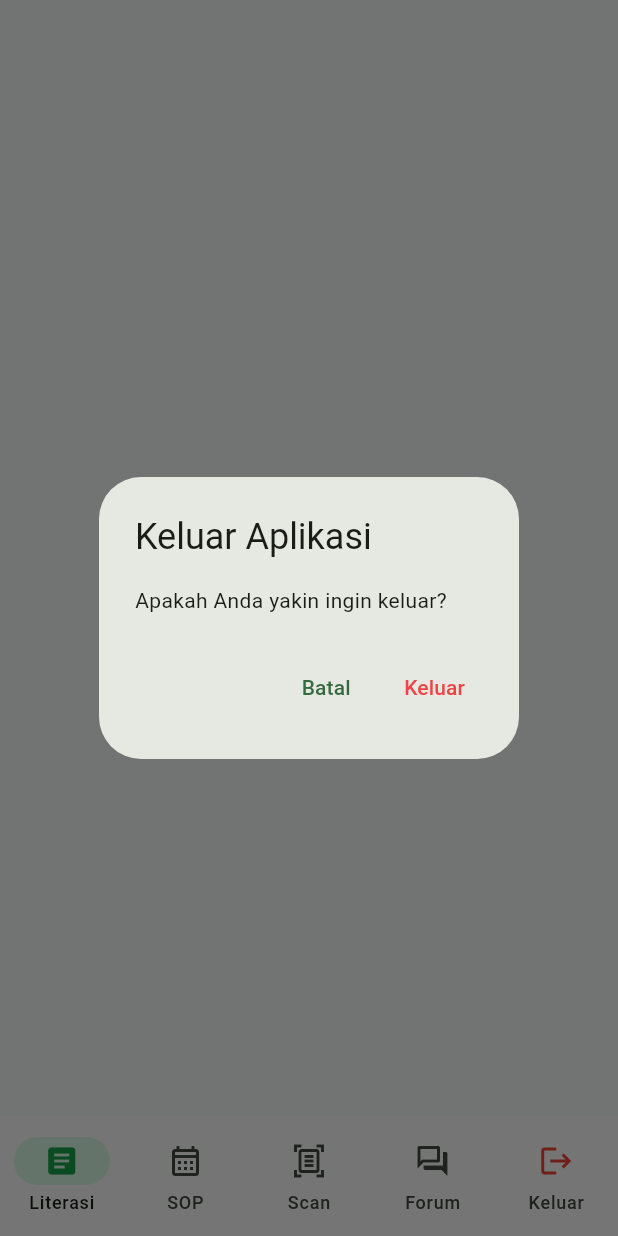
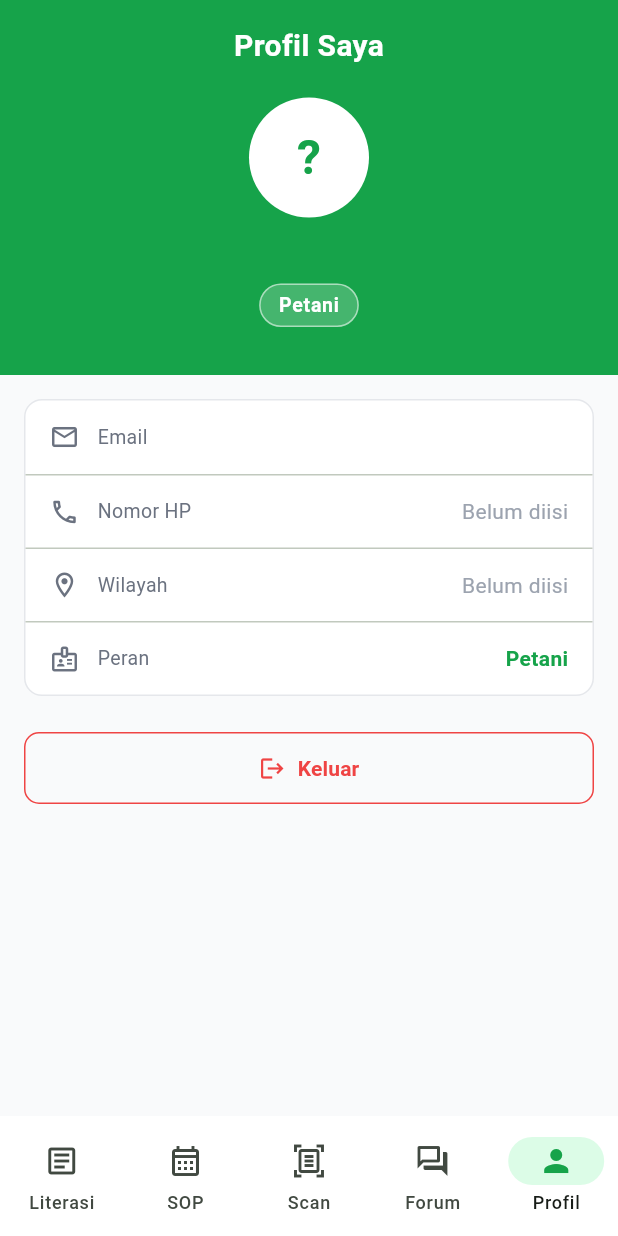
Before and after one commit to Nickskenneth/agrilit-mobile, a Flutter app: the MainShell screen opened directly with empty values, item 5 of the bottom bar chosen, on a phone screen of 412 x 824 dp. Run offline on Flutter 3.47's test engine with Material 3 defaults, Android fonts, the phone set to English and light mode, and no system bars; our stand-ins replace cached_network_image, flutter_dotenv, flutter_html, flutter_tts, geolocator, go_router and 6 more; accounts and stored records are empty.

Commit message:
feat(profile): tambah halaman profil pengguna
- ProfileScreen: avatar inisial, info nama/email/HP/wilayah/peran
- Badge role dengan warna berbeda (petani=hijau, pakar=kuning, admin=biru)
- Tombol logout dengan konfirmasi dialog
- Bottom nav: ganti 'Keluar' menjadi 'Profil' (icon person)
- Router: tambah route /profile di dalam ShellRoute

Co-Authored-By: Claude Sonnet 4.6 <noreply@anthropic.com>

```diff
--- a/lib/core/router/app_router.dart
+++ b/lib/core/router/app_router.dart
@@ -15,6 +15,7 @@ import '../../features/disease_scan/presentation/screens/scan_screen.dart';
 import '../../features/disease_scan/presentation/screens/scan_result_screen.dart';
 import '../../features/disease_scan/presentation/screens/scan_history_screen.dart';
 import '../widgets/main_shell.dart';
+import '../../features/profile/presentation/screens/profile_screen.dart';
 
 class AppRouter {
   static final _rootKey = GlobalKey<NavigatorState>();
@@ -106,6 +107,10 @@ class AppRouter {
               ),
             ],
           ),
+          GoRoute(
+            path: '/profile',
+            builder: (_, __) => const ProfileScreen(),
+          ),
         ],
       ),
     ],
--- a/lib/core/widgets/main_shell.dart
+++ b/lib/core/widgets/main_shell.dart
@@ -1,46 +1,20 @@
 import 'package:flutter/material.dart';
 import 'package:go_router/go_router.dart';
-import 'package:provider/provider.dart';
 import '../constants/app_colors.dart';
-import '../../features/auth/data/auth_provider.dart';
 
 class MainShell extends StatelessWidget {
   final Widget child;
   const MainShell({super.key, required this.child});
-
-  Future<void> _confirmLogout(BuildContext context) async {
-    final confirmed = await showDialog<bool>(
-      context: context,
-      builder: (ctx) => AlertDialog(
-        title: const Text('Keluar Aplikasi'),
-        content: const Text('Apakah Anda yakin ingin keluar?'),
-        actions: [
-          TextButton(
-            onPressed: () => Navigator.pop(ctx, false),
-            child: const Text('Batal'),
-          ),
-          TextButton(
-            onPressed: () => Navigator.pop(ctx, true),
-            style: TextButton.styleFrom(foregroundColor: AppColors.error),
-            child: const Text('Keluar'),
-          ),
-        ],
-      ),
-    );
-    if (confirmed == true && context.mounted) {
-      await context.read<AuthProvider>().logout();
-      if (context.mounted) context.go('/login');
-    }
-  }
 
   @override
   Widget build(BuildContext context) {
     final location = GoRouterState.of(context).matchedLocation;
 
     int currentIndex = 0;
-    if (location.startsWith('/sops')) currentIndex = 1;
-    if (location.startsWith('/scan')) currentIndex = 2;
-    if (location.startsWith('/forum')) currentIndex = 3;
+    if (location.startsWith('/sops'))    currentIndex = 1;
+    if (location.startsWith('/scan'))    currentIndex = 2;
+    if (location.startsWith('/forum'))   currentIndex = 3;
+    if (location.startsWith('/profile')) currentIndex = 4;
 
     return Scaffold(
       body: child,
@@ -48,21 +22,11 @@ class MainShell extends StatelessWidget {
         selectedIndex: currentIndex,
         onDestinationSelected: (i) {
           switch (i) {
-            case 0:
-              context.go('/articles');
-              break;
-            case 1:
-              context.go('/sops');
-              break;
-            case 2:
-              context.go('/scan');
-              break;
-            case 3:
-              context.go('/forum');
-              break;
-            case 4:
-              _confirmLogout(context);
-              break;
+            case 0: context.go('/articles'); break;
+            case 1: context.go('/sops');     break;
+            case 2: context.go('/scan');     break;
+            case 3: context.go('/forum');    break;
+            case 4: context.go('/profile');  break;
           }
         },
         backgroundColor: Colors.white,
@@ -80,8 +44,7 @@ class MainShell extends StatelessWidget {
           ),
           NavigationDestination(
             icon: Icon(Icons.document_scanner_outlined),
-            selectedIcon:
-                Icon(Icons.document_scanner, color: AppColors.primary),
+            selectedIcon: Icon(Icons.document_scanner, color: AppColors.primary),
             label: 'Scan',
           ),
           NavigationDestination(
@@ -90,9 +53,9 @@ class MainShell extends StatelessWidget {
             label: 'Forum',
           ),
           NavigationDestination(
-            icon: Icon(Icons.logout, color: Colors.red),
-            selectedIcon: Icon(Icons.logout, color: Colors.red),
-            label: 'Keluar',
+            icon: Icon(Icons.person_outlined),
+            selectedIcon: Icon(Icons.person, color: AppColors.primary),
+            label: 'Profil',
           ),
         ],
       ),
--- /dev/null
+++ b/lib/features/profile/presentation/screens/profile_screen.dart
@@ -0,0 +1,273 @@
+import 'package:flutter/material.dart';
+import 'package:go_router/go_router.dart';
+import 'package:provider/provider.dart';
+import '../../../../core/constants/app_colors.dart';
+import '../../../auth/data/auth_provider.dart';
+
+class ProfileScreen extends StatelessWidget {
+  const ProfileScreen({super.key});
+
+  Future<void> _confirmLogout(BuildContext context) async {
+    final confirmed = await showDialog<bool>(
+      context: context,
+      builder: (ctx) => AlertDialog(
+        title: const Text('Keluar Aplikasi'),
+        content: const Text('Apakah Anda yakin ingin keluar?'),
+        actions: [
+          TextButton(
+            onPressed: () => Navigator.pop(ctx, false),
+            child: const Text('Batal'),
+          ),
+          TextButton(
+            onPressed: () => Navigator.pop(ctx, true),
+            style: TextButton.styleFrom(foregroundColor: AppColors.error),
+            child: const Text('Keluar'),
+          ),
+        ],
+      ),
+    );
+    if (confirmed == true && context.mounted) {
+      await context.read<AuthProvider>().logout();
+      if (context.mounted) context.go('/login');
+    }
+  }
+
+  @override
+  Widget build(BuildContext context) {
+    final user = context.watch<AuthProvider>().user;
+
+    // Label & warna untuk role
+    final roleLabel = switch (user?.role) {
+      'admin'  => 'Admin',
+      'pakar'  => 'Pakar',
+      _        => 'Petani',
+    };
+    final roleColor = switch (user?.role) {
+      'admin'  => AppColors.info,
+      'pakar'  => AppColors.warning,
+      _        => AppColors.primary,
+    };
+
+    // Initial avatar dari nama
+    final initial = (user?.name.isNotEmpty == true)
+        ? user!.name[0].toUpperCase()
+        : '?';
+
+    return Scaffold(
+      backgroundColor: AppColors.background,
+      body: SafeArea(
+        child: Column(
+          children: [
+            // ── Header hijau ──────────────────────────────────────
+            Container(
+              width: double.infinity,
+              color: AppColors.primary,
+              padding: const EdgeInsets.fromLTRB(16, 16, 16, 32),
+              child: Column(
+                children: [
+                  const Text(
+                    'Profil Saya',
+                    style: TextStyle(
+                      color: Colors.white,
+                      fontSize: 20,
+                      fontWeight: FontWeight.bold,
+                    ),
+                  ),
+                  const SizedBox(height: 20),
+                  // Avatar lingkaran
+                  CircleAvatar(
+                    radius: 40,
+                    backgroundColor: Colors.white,
+                    child: Text(
+                      initial,
+                      style: const TextStyle(
+                        fontSize: 32,
+                        fontWeight: FontWeight.bold,
+                        color: AppColors.primary,
+                      ),
+                    ),
+                  ),
+                  const SizedBox(height: 12),
+                  Text(
+                    user?.name ?? '-',
+                    style: const TextStyle(
+                      color: Colors.white,
+                      fontSize: 18,
+                      fontWeight: FontWeight.bold,
+                    ),
+                  ),
+                  const SizedBox(height: 6),
+                  // Badge role
+                  Container(
+                    padding: const EdgeInsets.symmetric(
+                        horizontal: 12, vertical: 4),
+                    decoration: BoxDecoration(
+                      color: Colors.white.withOpacity(0.2),
+                      borderRadius: BorderRadius.circular(20),
+                      border: Border.all(color: Colors.white54),
+                    ),
+                    child: Text(
+                      roleLabel,
+                      style: TextStyle(
+                        color: Colors.white,
+                        fontSize: 13,
+                        fontWeight: FontWeight.w600,
+                        letterSpacing: 0.5,
+                      ),
+                    ),
+                  ),
+                ],
+              ),
+            ),
+
+            // ── Info card ─────────────────────────────────────────
+            Expanded(
+              child: SingleChildScrollView(
+                padding: const EdgeInsets.all(16),
+                child: Column(
+                  children: [
+                    _InfoCard(
+                      children: [
+                        _InfoRow(
+                          icon: Icons.email_outlined,
+                          label: 'Email',
+                          value: user?.email ?? '-',
+                        ),
+                        const Divider(height: 1),
+                        _InfoRow(
+                          icon: Icons.phone_outlined,
+                          label: 'Nomor HP',
+                          value: (user?.phone?.isNotEmpty == true)
+                              ? user!.phone!
+                              : 'Belum diisi',
+                          valueColor: (user?.phone?.isNotEmpty == true)
+                              ? AppColors.textPrimary
+                              : AppColors.textHint,
+                        ),
+                        const Divider(height: 1),
+                        _InfoRow(
+                          icon: Icons.location_on_outlined,
+                          label: 'Wilayah',
+                          value: (user?.region?.isNotEmpty == true)
+                              ? user!.region!
+                              : 'Belum diisi',
+                          valueColor: (user?.region?.isNotEmpty == true)
+                              ? AppColors.textPrimary
+                              : AppColors.textHint,
+                        ),
+                        const Divider(height: 1),
+                        _InfoRow(
+                          icon: Icons.badge_outlined,
+                          label: 'Peran',
+                          value: roleLabel,
+                          valueColor: roleColor,
+                          valueBold: true,
+                        ),
+                      ],
+                    ),
+
+                    const SizedBox(height: 24),
+
+                    // Tombol logout
+                    SizedBox(
+                      width: double.infinity,
+                      child: OutlinedButton.icon(
+                        onPressed: () => _confirmLogout(context),
+                        icon: const Icon(Icons.logout,
+                            color: AppColors.error),
+                        label: const Text(
+                          'Keluar',
+                          style: TextStyle(
+                              color: AppColors.error,
+                              fontWeight: FontWeight.w600),
+                        ),
+                        style: OutlinedButton.styleFrom(
+                          padding:
+                              const EdgeInsets.symmetric(vertical: 14),
+                          side: const BorderSide(color: AppColors.error),
+                          shape: RoundedRectangleBorder(
+                            borderRadius: BorderRadius.circular(10),
+                          ),
+                        ),
+                      ),
+                    ),
+                  ],
+                ),
+              ),
+            ),
+          ],
+        ),
+      ),
+    );
+  }
+}
+
+// ── Widget helpers ─────────────────────────────────────────────────
+
+class _InfoCard extends StatelessWidget {
+  final List<Widget> children;
+  const _InfoCard({required this.children});
+
+  @override
+  Widget build(BuildContext context) {
+    return Container(
+      decoration: BoxDecoration(
+        color: Colors.white,
+        borderRadius: BorderRadius.circular(12),
+        border: Border.all(color: AppColors.border),
+      ),
+      child: Column(children: children),
+    );
+  }
+}
+
+class _InfoRow extends StatelessWidget {
+  final IconData icon;
+  final String label;
+  final String value;
+  final Color? valueColor;
+  final bool valueBold;
+
+  const _InfoRow({
+    required this.icon,
+    required this.label,
+    required this.value,
+    this.valueColor,
+    this.valueBold = false,
+  });
+
+  @override
+  Widget build(BuildContext context) {
+    return Padding(
+      padding: const EdgeInsets.symmetric(horizontal: 16, vertical: 14),
+      child: Row(
+        children: [
+          Icon(icon, size: 20, color: AppColors.textSecondary),
+          const SizedBox(width: 12),
+          SizedBox(
+            width: 80,
+            child: Text(
+              label,
+              style: const TextStyle(
+                color: AppColors.textSecondary,
+                fontSize: 13,
+              ),
+            ),
+          ),
+          Expanded(
+            child: Text(
+              value,
+              style: TextStyle(
+                color: valueColor ?? AppColors.textPrimary,
+                fontSize: 14,
+                fontWeight:
+                    valueBold ? FontWeight.w600 : FontWeight.normal,
+              ),
+              textAlign: TextAlign.end,
+            ),
+          ),
+        ],
+      ),
+    );
+  }
+}
```
